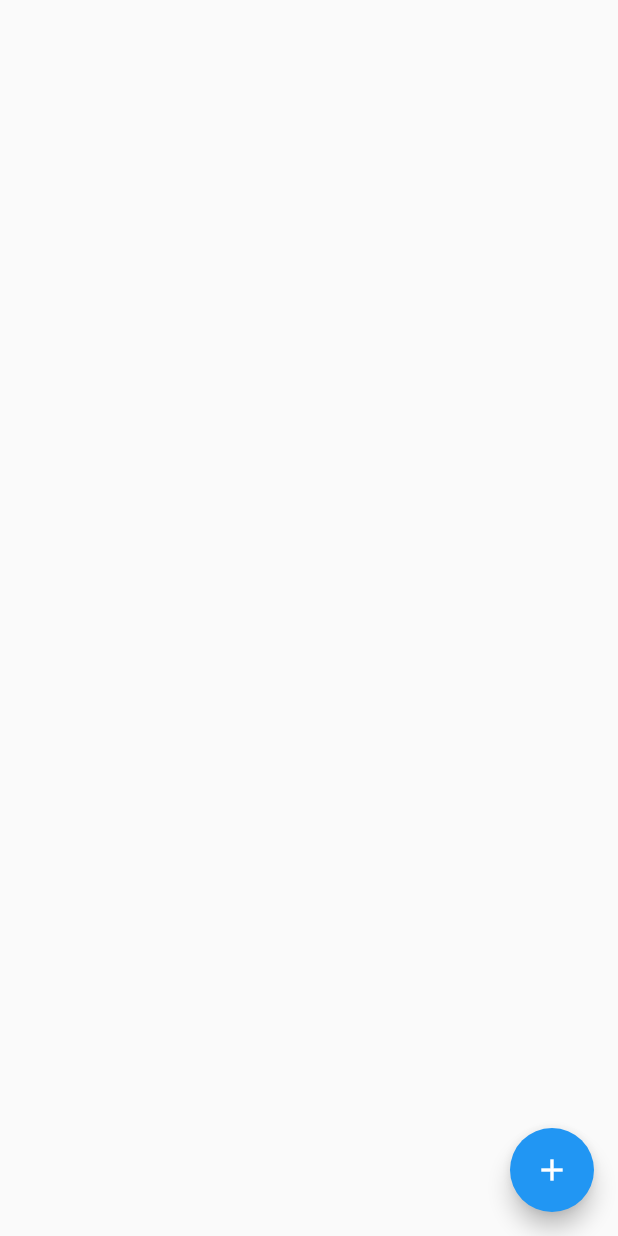
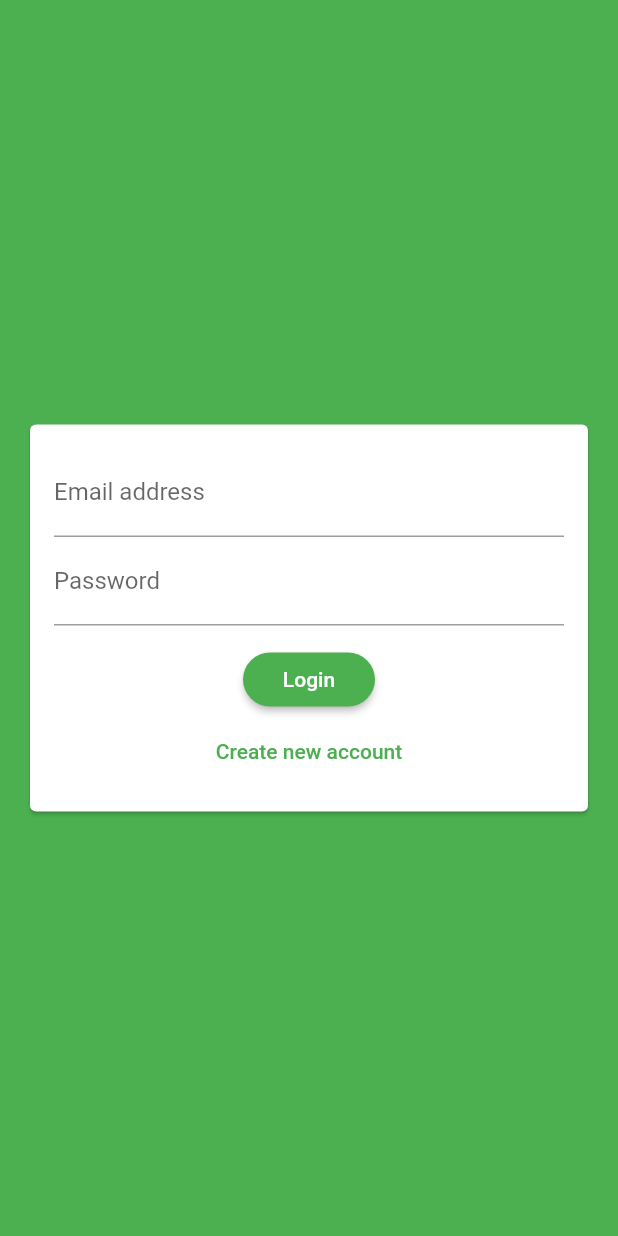
Before and after one commit to saurabhgrewal718/flutter-chat-app, a Flutter app: the screen it shows after launch, on a phone screen of 412 x 824 dp. Run offline on Flutter 3.47's test engine with Material 2 defaults, Android fonts, the phone set to English and light mode, and no system bars; our stand-ins replace cloud_firestore; accounts and stored records are empty.

Commit message:
auth form added

```diff
--- a/lib/main.dart
+++ b/lib/main.dart
@@ -1,3 +1,5 @@
+import 'package:chatapp/screens/auth_screen.dart';
+
 import './screens/chat_screen.dart';
 import 'package:flutter/material.dart';
 
@@ -11,9 +13,17 @@ class MyApp extends StatelessWidget {
     return MaterialApp(
       title: 'Flutter Demo',
       theme: ThemeData(
-        primarySwatch: Colors.blue,
+        primarySwatch: Colors.green,
+        backgroundColor: Colors.black,
+        accentColor: Colors.orange,
+        accentColorBrightness: Brightness.dark,
+        buttonTheme: ButtonTheme.of(context).copyWith(
+          buttonColor: Colors.orange,
+          textTheme:ButtonTextTheme.primary,
+          shape:RoundedRectangleBorder(borderRadius:BorderRadius.circular(20),)
+        )
       ),
-      home: ChatScreen(),
+      home: AuthScreen(),
     );
   }
 }
--- a/lib/screens/auth_screen.dart
+++ b/lib/screens/auth_screen.dart
@@ -0,0 +1,17 @@
+import 'package:chatapp/widget/auth/auth_form.dart';
+import 'package:flutter/material.dart';
+
+class AuthScreen extends StatefulWidget {
+  @override
+  _AuthScreenState createState() => _AuthScreenState();
+}
+
+class _AuthScreenState extends State<AuthScreen> {
+  @override
+  Widget build(BuildContext context) {
+    return Scaffold(
+      backgroundColor: Theme.of(context).primaryColor,
+      body: AuthForm()
+    );
+  }
+}
--- /dev/null
+++ b/lib/widget/auth/auth_form.dart
@@ -0,0 +1,107 @@
+import 'package:flutter/material.dart';
+
+class AuthForm extends StatefulWidget {
+  @override
+  _AuthFormState createState() => _AuthFormState();
+}
+
+class _AuthFormState extends State<AuthForm> {
+  final _formKey = GlobalKey<FormState>();
+  var _isLogin = true;
+  var _userEmail = '';
+  var _userName = '';
+  var _userPassword = '';
+
+  void _trySubmit(){
+    final isValid = _formKey.currentState.validate();
+    FocusScope.of(context).unfocus();
+    if(isValid){
+      _formKey.currentState.save();
+      print(_userEmail);
+      print(_userName);
+      print(_userPassword);
+    }
+  }
+
+  @override
+  Widget build(BuildContext context) {
+    return Center(
+      child: Card(
+        margin: EdgeInsets.all(20),
+        child: SingleChildScrollView(
+          child: Padding(
+            padding: EdgeInsets.all(16),
+            child: Form(
+              key: _formKey,
+              child: Column(
+                mainAxisSize: MainAxisSize.min,
+                children: <Widget>[
+                  TextFormField(
+                    key: ValueKey('Email'),
+                    validator: (value){
+                      if(value.isEmpty || !value.contains('@')){
+                        return 'Please return a Valid email';
+                      }
+                      return null;
+                    },
+                    keyboardType: TextInputType.emailAddress,
+                    decoration: InputDecoration(
+                      labelText: 'Email address',
+                    ),
+                    onSaved: (value){
+                      _userEmail =value;
+                    },
+                  ),
+                  if(!_isLogin)
+                    TextFormField(
+                      key: ValueKey('username'),
+                      validator: (value){
+                        if(value.isEmpty || value.length<4){
+                          return 'Please enter atleast 4 characters';
+                        }
+                        return null;
+                      },
+                      decoration: InputDecoration(labelText: 'Username'),
+                      onSaved: (value){
+                        _userName =value;
+                      },
+                    ),
+
+                  TextFormField(
+                    key: ValueKey('password'),
+                    validator: (value){
+                      if(value.isEmpty || value.length<6){
+                        return 'Password must be atleast 6 characters long';
+                      }
+                      return null;
+                    },
+                    decoration: InputDecoration(labelText: 'Password'),
+                    onSaved: (value){
+                      _userPassword =value;
+                    },
+                    obscureText: true,
+                  ),
+                  SizedBox(height: 12),
+                  RaisedButton(
+                    color: Theme.of(context).primaryColor,
+                    child: Text(_isLogin ? 'Login' : 'SignUp'),
+                    onPressed: _trySubmit,
+                  ),
+                  FlatButton(
+                    textColor: Theme.of(context).primaryColor,
+                    child: Text(_isLogin ? 'Create new account' : "I Already Have An account"),
+                    onPressed: () {
+                      setState(() {
+                        _isLogin = ! _isLogin;
+                      });
+                    },
+                  )
+                ],
+              ),
+            ),
+          ),
+        ),
+      ),
+    );
+  }
+}
```
